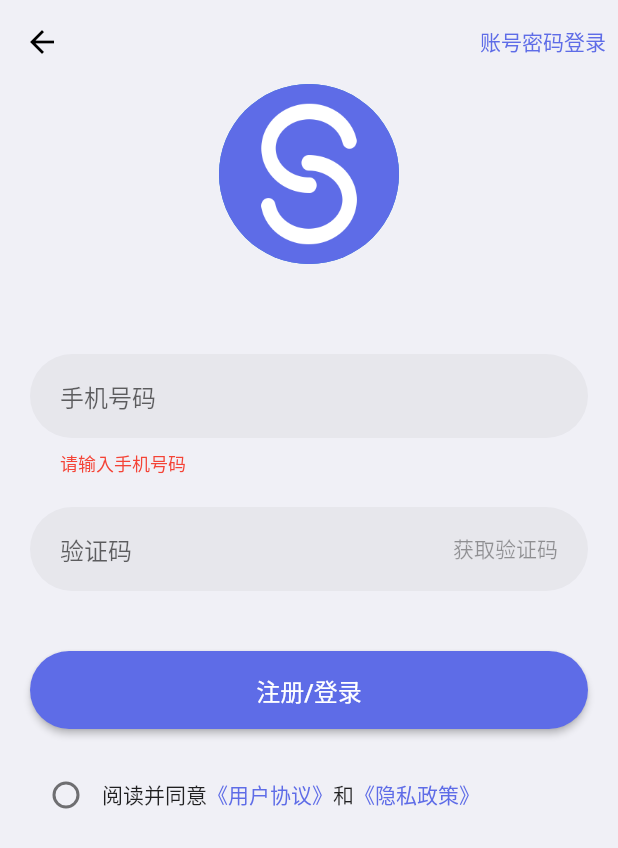
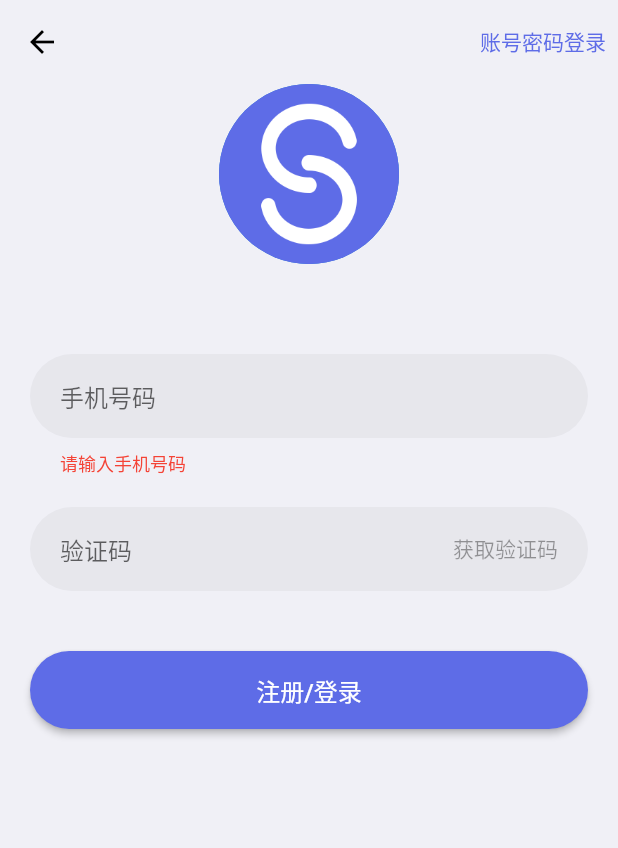
Before and after one commit to satsin06/app, a Flutter app: the LoginScreen screen opened directly with empty values, after a tap on "注册/登录", on a phone screen of 412 x 824 dp. Shown: the top 848 px of the screen. Run offline on Flutter 3.47's test engine with Material 2 defaults, Android fonts, the phone set to English and light mode, and no system bars; our stand-ins replace flutter_riverpod, flutter_svg, go_router, image_picker, shared_preferences; missing offline and left inert: authorization_manager; accounts and stored records are empty; Roboto replaces fonts that are missing (MiSans).

Commit message:
移除用户协议与隐私政策

```diff
--- a/lib/screens/login/login.dart
+++ b/lib/screens/login/login.dart
@@ -7,7 +7,6 @@ import 'providers/login_mode_provider.dart';
 import 'providers/login_text_editing_controller_provider.dart';
 import 'widgets/forget_password.dart';
 import 'widgets/login_account_input.dart';
-import 'widgets/login_agreement.dart';
 import 'widgets/login_button.dart';
 import 'widgets/login_logo.dart';
 import 'widgets/login_password_input.dart';
@@ -101,7 +100,6 @@ class _StatedListView extends StatelessWidget {
         const SizedBox(height: 40),
         LoginButton(callback),
         const _ForgetOrSizedWidget(),
-        const LoginAgreementWidget(),
       ],
     );
   }
--- a/lib/screens/login/providers/login_agreement_provider.dart
+++ /dev/null
@@ -1,5 +0,0 @@
-import 'package:flutter_riverpod/flutter_riverpod.dart';
-
-final loginAgreementProvider = StateProvider.autoDispose(
-  (Ref ref) => false,
-);
--- a/lib/screens/login/widgets/login_agreement.dart
+++ /dev/null
@@ -1,104 +0,0 @@
-import 'package:flutter/gestures.dart';
-import 'package:flutter/material.dart';
-import 'package:flutter_riverpod/flutter_riverpod.dart';
-
-import '../providers/login_agreement_provider.dart';
-
-class LoginAgreementWidget extends StatelessWidget {
-  const LoginAgreementWidget({
-    Key? key,
-  }) : super(key: key);
-
-  @override
-  Widget build(BuildContext context) {
-    return Row(
-      children: const [
-        _AgreementRadioWidget(),
-        Expanded(child: _AgreementTextWidget()),
-      ],
-    );
-  }
-}
-
-class _AgreementTextWidget extends StatefulWidget {
-  const _AgreementTextWidget({
-    Key? key,
-  }) : super(key: key);
-
-  @override
-  State<_AgreementTextWidget> createState() => _AgreementTextWidgetState();
-}
-
-class _AgreementTextWidgetState extends State<_AgreementTextWidget> {
-  late TapGestureRecognizer userAgreementTapGestureRecognizer;
-  late TapGestureRecognizer privacyPolicyTapGestureRecognizer;
-
-  @override
-  void initState() {
-    super.initState();
-    userAgreementTapGestureRecognizer = TapGestureRecognizer()
-      ..onTap = onUserAgreementTap;
-    privacyPolicyTapGestureRecognizer = TapGestureRecognizer()
-      ..onTap = onPrivacyPolicyTap;
-  }
-
-  @override
-  void dispose() {
-    userAgreementTapGestureRecognizer.dispose();
-    privacyPolicyTapGestureRecognizer.dispose();
-    super.dispose();
-  }
-
-  @override
-  Widget build(BuildContext context) {
-    return Text.rich(
-      TextSpan(
-        children: [
-          const TextSpan(text: '阅读并同意'),
-          TextSpan(
-            text: '《用户协议》',
-            recognizer: userAgreementTapGestureRecognizer,
-            style: TextStyle(color: Theme.of(context).primaryColor),
-          ),
-          const TextSpan(text: '和'),
-          TextSpan(
-            text: '《隐私政策》',
-            recognizer: privacyPolicyTapGestureRecognizer,
-            style: TextStyle(color: Theme.of(context).primaryColor),
-          ),
-        ],
-      ),
-      style: Theme.of(context).textTheme.bodyLarge,
-    );
-  }
-
-  void onUserAgreementTap() {
-    // TODO: open user agreement page
-  }
-
-  void onPrivacyPolicyTap() {
-    // TODO: open privacy policy page
-  }
-}
-
-class _AgreementRadioWidget extends ConsumerWidget {
-  const _AgreementRadioWidget({
-    Key? key,
-  }) : super(key: key);
-
-  @override
-  Widget build(BuildContext context, WidgetRef ref) {
-    final bool value = ref.watch(loginAgreementProvider);
-
-    return Radio<bool>(
-      toggleable: true,
-      value: value,
-      groupValue: true,
-      onChanged: (bool? oldValue) {
-        ref
-            .read(loginAgreementProvider.notifier)
-            .update((oldValue) => !oldValue);
-      },
-    );
-  }
-}
--- a/lib/screens/login/widgets/login_button.dart
+++ b/lib/screens/login/widgets/login_button.dart
@@ -3,7 +3,6 @@ import 'package:flutter_riverpod/flutter_riverpod.dart';
 
 import '../../../providers/auth.dart';
 import '../login.dart';
-import '../providers/login_agreement_provider.dart';
 import '../providers/login_message_provider.dart';
 import '../providers/login_mode_provider.dart';
 import '../providers/login_sending_provider.dart';
@@ -99,18 +98,7 @@ class LoginButton extends ConsumerWidget {
   }
 
   bool _validate(WidgetRef ref) {
-    return _validateAccount(ref) &&
-        _validatePassword(ref) &&
-        _validateAgreement(ref);
-  }
-
-  bool _validateAgreement(WidgetRef ref) {
-    final bool hasAgreement = ref.watch(loginAgreementProvider);
-    if (!hasAgreement) {
-      ref.read(loginPasswordMessageProvider.state).state = '请同意用户协议';
-    }
-
-    return hasAgreement;
+    return _validateAccount(ref) && _validatePassword(ref);
   }
 
   bool _validatePassword(WidgetRef ref) {
```
Also changed, not shown: lib/screens/setting/setting.dart (+2 -19 lines).
